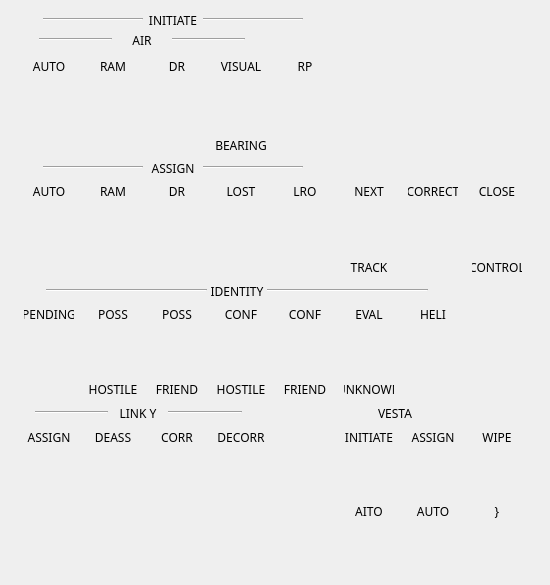
This is botonera/forms/overlay_360_0101.ui in jordan045/tdc-botonera as Qt 5 draws it before an edit. The edited form follows.
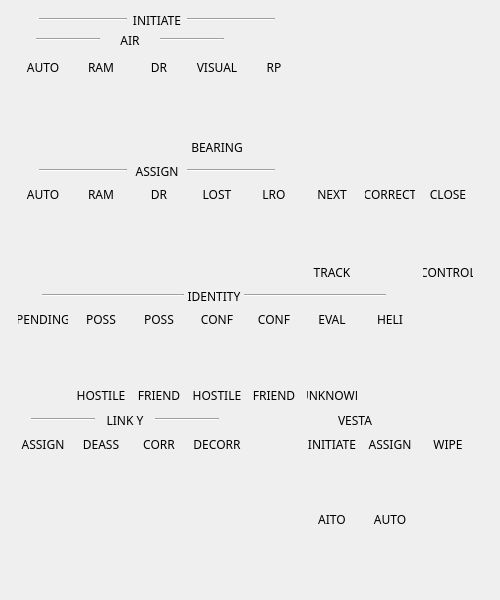
This is the edited form. Icons and pictures are not drawn.

Commit message: Fixed size overlays

The edit to the form file:
```diff
--- a/botonera/forms/overlay_360_0101.ui
+++ b/botonera/forms/overlay_360_0101.ui
@@ -6,10 +6,22 @@
    <rect>
     <x>0</x>
     <y>0</y>
-    <width>550</width>
-    <height>585</height>
+    <width>500</width>
+    <height>600</height>
    </rect>
   </property>
+  <property name="minimumSize">
+   <size>
+    <width>500</width>
+    <height>600</height>
+   </size>
+  </property>
+  <property name="maximumSize">
+   <size>
+    <width>500</width>
+    <height>600</height>
+   </size>
+  </property>
   <property name="windowTitle">
    <string>Form</string>
   </property>
@@ -18,8 +30,8 @@
     <rect>
      <x>0</x>
      <y>0</y>
-     <width>546</width>
-     <height>581</height>
+     <width>491</width>
+     <height>591</height>
     </rect>
    </property>
    <layout class="QVBoxLayout" name="verticalLayout">
@@ -4535,7 +4547,7 @@
            </font>
           </property>
           <property name="text">
-           <string>}</string>
+           <string/>
           </property>
           <property name="alignment">
            <set>Qt::AlignCenter</set>
```
The commit also changes 8 other files.
